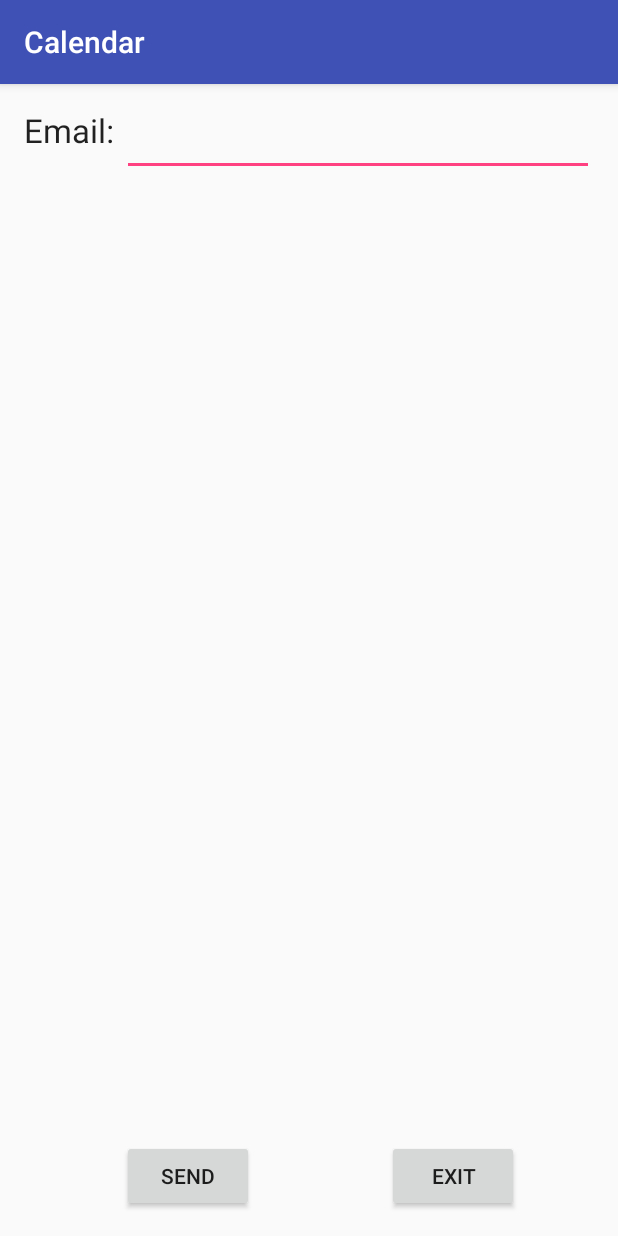
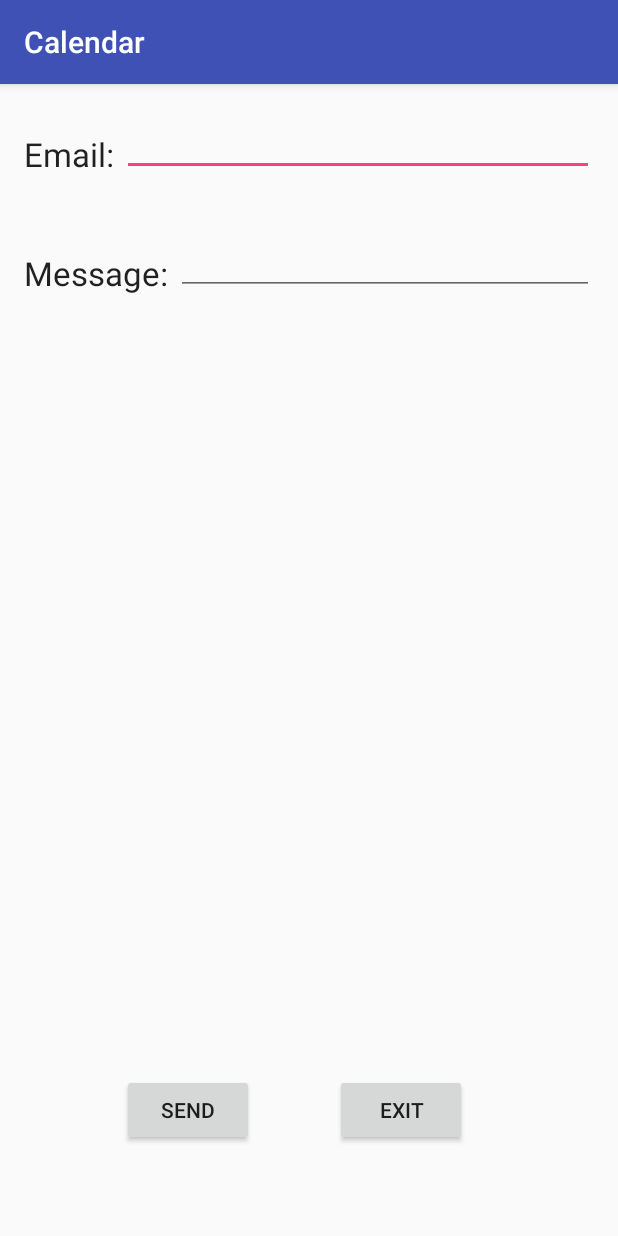
Before and after one commit to ameerak01/CalendarProject_Team4, an Android app: the ShareEvent screen opened directly, with no data from a screen before it, on a phone screen of 412 x 824 dp. Run offline under Robolectric (Android 15) with nearby library versions, the phone set to English and light mode, and no system bars.

Commit message:
changed pieces on the ShareEvent

```diff
--- a/app/src/main/res/layout/activity_add_event.xml
+++ b/app/src/main/res/layout/activity_add_event.xml
@@ -94,6 +94,7 @@
         android:layout_width="wrap_content"
         android:layout_height="wrap_content"
         android:text="Share"
+        android:onClick="goToShareView"
         android:id="@+id/share_button"
         android:layout_below="@+id/description_textView"
         android:layout_centerHorizontal="true"
@@ -129,7 +130,6 @@
         android:id="@+id/description_editText"
         android:layout_above="@+id/share_button"
         android:layout_alignParentEnd="true"
-        android:onClick="goToShareView"
         android:layout_toEndOf="@+id/description_textView" />
 
 </RelativeLayout>
--- a/app/src/main/res/layout/activity_share_event.xml
+++ b/app/src/main/res/layout/activity_share_event.xml
@@ -15,7 +15,7 @@
         android:textAppearance="?android:attr/textAppearanceLarge"
         android:text="Email: "
         android:id="@+id/textView"
-        android:layout_alignTop="@+id/viewContact_email"
+        android:layout_alignBottom="@+id/viewContact_email"
         android:layout_alignParentStart="true" />
 
     <EditText
@@ -31,7 +31,7 @@
         android:layout_height="wrap_content"
         android:text="Send"
         android:id="@+id/send_button"
-        android:layout_alignParentBottom="true"
+        android:layout_alignTop="@+id/exit_button"
         android:layout_toEndOf="@+id/textView" />
 
     <Button
@@ -40,6 +40,25 @@
         android:text="Exit"
         android:id="@+id/exit_button"
         android:layout_alignParentBottom="true"
-        android:layout_alignEnd="@+id/viewContact_email"
-        android:layout_marginEnd="50dp" />
+        android:layout_toEndOf="@+id/send_button"
+        android:layout_marginStart="54dp"
+        android:layout_marginBottom="44dp" />
+
+    <TextView
+        android:layout_width="wrap_content"
+        android:layout_height="wrap_content"
+        android:textAppearance="?android:attr/textAppearanceLarge"
+        android:text="Message: "
+        android:id="@+id/message_textView"
+        android:layout_marginTop="50dp"
+        android:layout_below="@+id/viewContact_email"
+        android:layout_alignParentStart="true" />
+
+    <EditText
+        android:layout_width="wrap_content"
+        android:layout_height="wrap_content"
+        android:id="@+id/message_editText"
+        android:layout_alignBottom="@+id/message_textView"
+        android:layout_alignParentEnd="true"
+        android:layout_toEndOf="@+id/message_textView" />
 </RelativeLayout>
```
